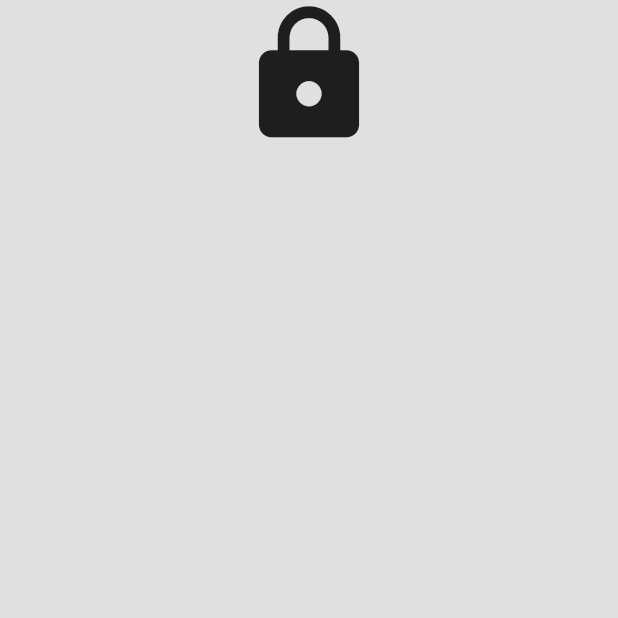
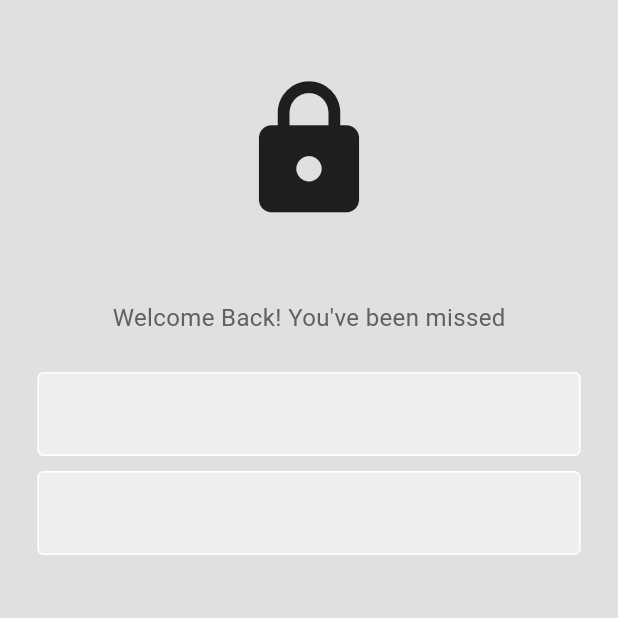
Before and after one commit to Subhanshu-2411/wall_social_media_app_flutter, a Flutter app: the screen it shows after launch, on a phone screen of 412 x 824 dp, the top half of it. Run offline on Flutter 3.47's test engine with Material 2 defaults, Android fonts, the phone set to English and light mode, and no system bars.

Commit message:
Added Component for the Textfield

```diff
--- /dev/null
+++ b/lib/components/my_textfield.dart
@@ -0,0 +1,30 @@
+import 'package:flutter/material.dart';
+
+class MyTextField extends StatelessWidget {
+  const MyTextField({super.key});
+
+  @override
+  Widget build(BuildContext context) {
+    return Padding(
+      padding: const EdgeInsets.symmetric(
+        horizontal: 25.0,
+      ),
+      child: TextField(
+        decoration: InputDecoration(
+          enabledBorder: OutlineInputBorder(
+            borderSide: BorderSide(
+              color: Colors.white,
+            ),
+          ),
+          focusedBorder: OutlineInputBorder(
+            borderSide: BorderSide(
+              color: Colors.grey.shade400,
+            ),
+          ),
+          fillColor: Colors.grey.shade200,
+          filled: true,
+        ),
+      ),
+    );
+  }
+}
--- a/lib/pages/login_page.dart
+++ b/lib/pages/login_page.dart
@@ -1,4 +1,5 @@
 import 'package:flutter/material.dart';
+import 'package:wall_social_media_app_flutter/components/my_textfield.dart';
 
 class LoginPage extends StatelessWidget {
   const LoginPage({super.key});
@@ -11,10 +12,31 @@ class LoginPage extends StatelessWidget {
         child: Center(
           child: Column(
             children: [
-              Icon(
+              const SizedBox(
+                height: 50,
+              ),
+              const Icon(
                 Icons.lock,
                 size: 100,
-              )
+              ),
+              const SizedBox(
+                height: 50,
+              ),
+              Text(
+                "Welcome Back! You\'ve been missed",
+                style: TextStyle(
+                  color: Colors.grey[700],
+                  fontSize: 16,
+                ),
+              ),
+              const SizedBox(
+                height: 25,
+              ),
+              MyTextField(),
+              const SizedBox(
+                height: 10,
+              ),
+              MyTextField()
             ],
           ),
         ),
```
